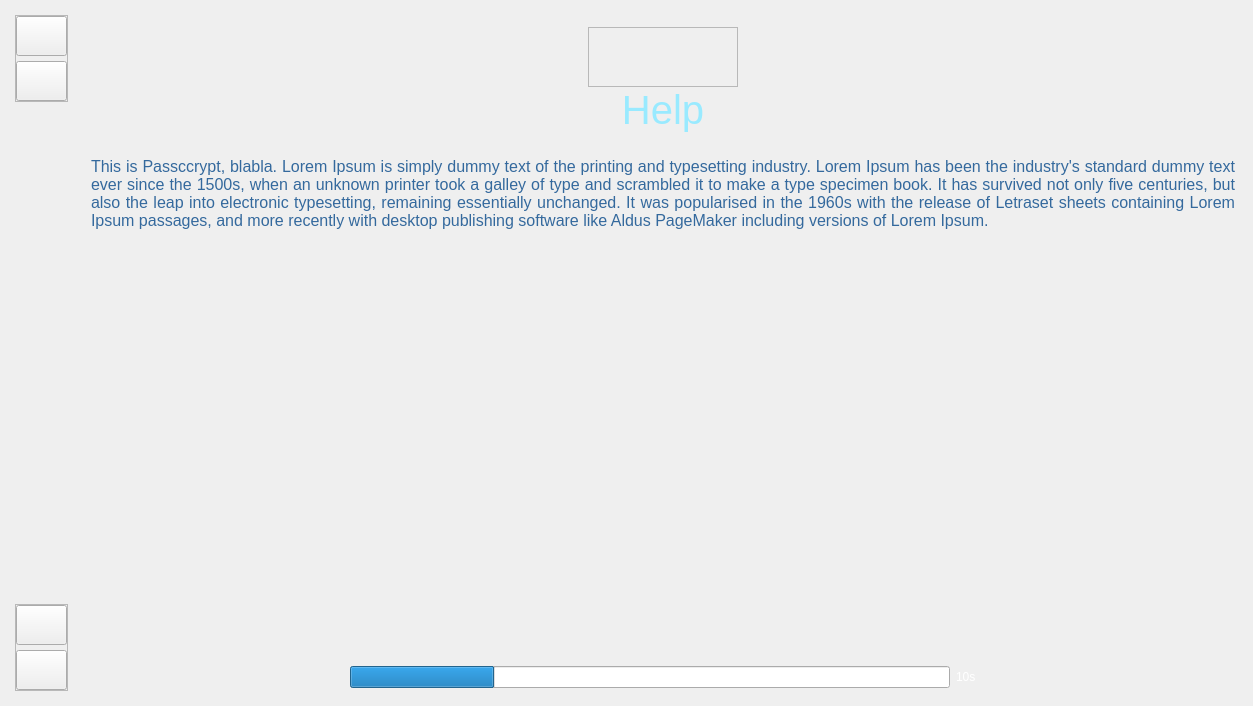
Old version of the form mainwindow.ui in the repository tiutcristian/Passcrypt.
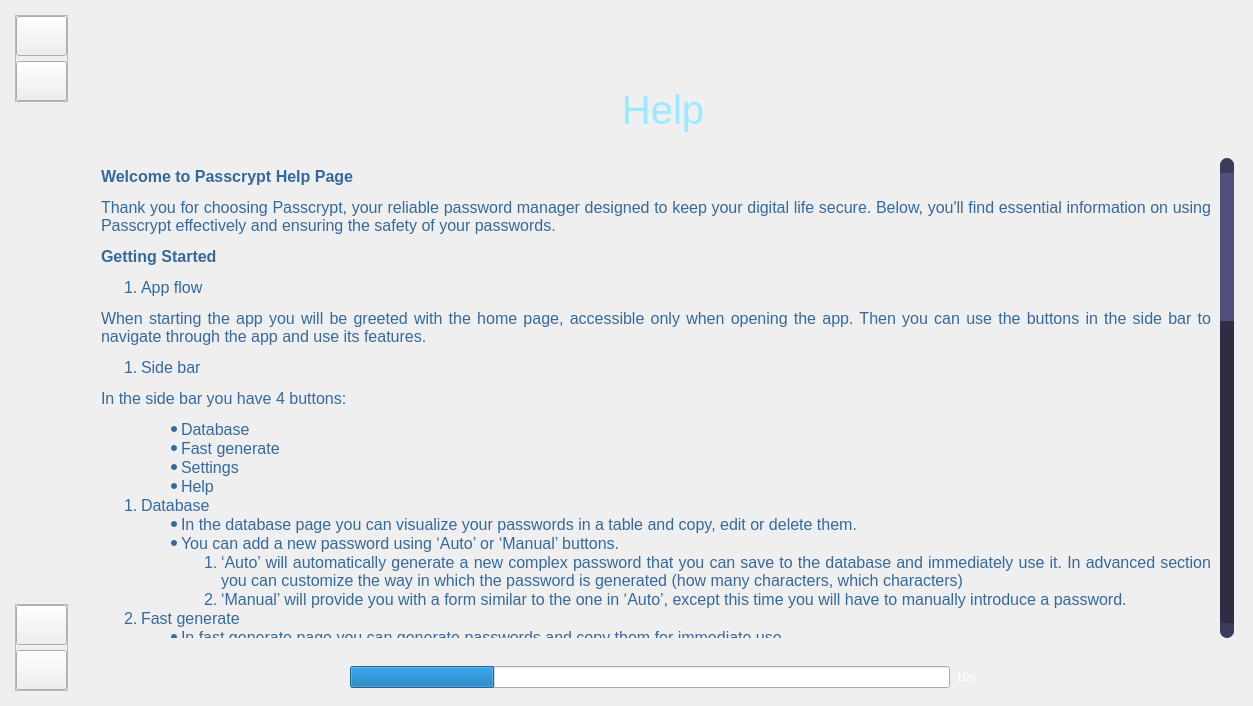
New version of the form. The open tabs and pages were chosen to show the change. Icons and pictures are not drawn.

Commit message: help page text added

Patch:
```diff
--- a/mainwindow.ui
+++ b/mainwindow.ui
@@ -2700,6 +2700,9 @@
           </layout>
          </widget>
          <widget class="QWidget" name="helpPage">
+          <property name="styleSheet">
+           <string notr="true">background: transparent;</string>
+          </property>
           <layout class="QVBoxLayout" name="verticalLayout_7">
            <item>
             <widget class="QWidget" name="databaseTopWidget_2" native="true">
@@ -2786,6 +2789,9 @@
                <verstretch>0</verstretch>
               </sizepolicy>
              </property>
+             <property name="styleSheet">
+              <string notr="true"/>
+             </property>
              <layout class="QVBoxLayout" name="verticalLayout_11">
               <property name="leftMargin">
                <number>0</number>
@@ -2794,13 +2800,108 @@
                <number>0</number>
               </property>
               <item>
+               <widget class="QScrollArea" name="scrollArea_2">
+                <property name="styleSheet">
+                 <string notr="true">/* VERTICAL SCROLLBAR */
+ QScrollBar:vertical {
+	border: none;
+    background: rgb(45, 45, 68);
+    width: 14px;
+    margin: 15px 0 15px 0;
+	border-radius: 0px;
+ }
+
+/*  HANDLE BAR VERTICAL */
+QScrollBar::handle:vertical {	
+	background-color: rgb(80, 80, 122);
+	min-height: 30px;
+	/*border-radius: 7px;*/
+}
+QScrollBar::handle:vertical:hover{	
+	background-color: rgb(94, 94, 122);
+}
+QScrollBar::handle:vertical:pressed {	
+	background-color: rgb(80, 80, 122);
+}
+
+/* BTN TOP - SCROLLBAR */
+QScrollBar::sub-line:vertical {
+	border: none;
+	background-color: rgb(59, 59, 90);
+	height: 15px;
+	border-top-left-radius: 7px;
+	border-top-right-radius: 7px;
+	subcontrol-position: top;
+	subcontrol-origin: margin;
+}
+QScrollBar::sub-line:vertical:hover {	
+	background-color: rgb(94, 94, 122);
+}
+QScrollBar::sub-line:vertical:pressed {	
+	background-color: rgb(80, 80, 122);
+}
+
+/* BTN BOTTOM - SCROLLBAR */
+QScrollBar::add-line:vertical {
+	border: none;
+	background-color: rgb(59, 59, 90);
+	height: 15px;
+	border-bottom-left-radius: 7px;
+	border-bottom-right-radius: 7px;
+	subcontrol-position: bottom;
+	subcontrol-origin: margin;
+}
+QScrollBar::add-line:vertical:hover {	
+	background-color: rgb(94, 94, 122);
+}
+QScrollBar::add-line:vertical:pressed {	
+	background-color: rgb(80, 80, 122);
+}
+
+/* RESET ARROW */
+QScrollBar::up-arrow:vertical, QScrollBar::down-arrow:vertical {
+	background: none;
+}
+QScrollBar::add-page:vertical, QScrollBar::sub-page:vertical {
+	background: none;
+}</string>
+                </property>
+                <property name="verticalScrollBarPolicy">
+                 <enum>Qt::ScrollBarAsNeeded</enum>
+                </property>
+                <property name="horizontalScrollBarPolicy">
+                 <enum>Qt::ScrollBarAlwaysOff</enum>
+                </property>
+                <property name="widgetResizable">
+                 <bool>true</bool>
+                </property>
+                <widget class="QWidget" name="scrollAreaWidgetContents_2">
+                 <property name="geometry">
+                  <rect>
+                   <x>0</x>
+                   <y>0</y>
+                   <width>1137</width>
+                   <height>1719</height>
+                  </rect>
+                 </property>
+                 <property name="styleSheet">
+                  <string notr="true"/>
+                 </property>
+                 <layout class="QVBoxLayout" name="verticalLayout_9">
+                  <item>
                <widget class="QLabel" name="homeDescriptionLabel_2">
                 <property name="sizePolicy">
-                 <sizepolicy hsizetype="Preferred" vsizetype="Preferred">
+                     <sizepolicy hsizetype="Minimum" vsizetype="Minimum">
                   <horstretch>0</horstretch>
                   <verstretch>0</verstretch>
                  </sizepolicy>
                 </property>
+                    <property name="maximumSize">
+                     <size>
+                      <width>16777215</width>
+                      <height>16777215</height>
+                     </size>
+                    </property>
                 <property name="font">
                  <font>
                   <family>Segoe UI</family>
@@ -2811,11 +2912,15 @@
                  <enum>Qt::LeftToRight</enum>
                 </property>
                 <property name="styleSheet">
-                 <string notr="true">background: transparent;
+                     <string notr="true">
 color: rgb(52, 105, 157);</string>
                 </property>
                 <property name="text">
-                 <string>This is Passccrypt, blabla. Lorem Ipsum is simply dummy text of the printing and typesetting industry. Lorem Ipsum has been the industry's standard dummy text ever since the 1500s, when an unknown printer took a galley of type and scrambled it to make a type specimen book. It has survived not only five centuries, but also the leap into electronic typesetting, remaining essentially unchanged. It was popularised in the 1960s with the release of Letraset sheets containing Lorem Ipsum passages, and more recently with desktop publishing software like Aldus PageMaker including versions of Lorem Ipsum.</string>
+                     <string>&lt;html&gt;&lt;head/&gt;&lt;body&gt;&lt;p&gt;&lt;span style=&quot; font-weight:700;&quot;&gt;Welcome to Passcrypt Help Page&lt;/span&gt;&lt;/p&gt;&lt;p&gt;Thank you for choosing Passcrypt, your reliable password manager designed to keep your digital life secure. Below, you'll find essential information on using Passcrypt effectively and ensuring the safety of your passwords. &lt;/p&gt;&lt;p&gt;&lt;span style=&quot; font-weight:700;&quot;&gt;Getting Started &lt;/span&gt;&lt;/p&gt;&lt;ol style=&quot;margin-top: 0px; margin-bottom: 0px; margin-left: 0px; margin-right: 0px; -qt-list-indent: 1;&quot;&gt;&lt;li style=&quot; margin-top:0px; margin-bottom:12px; margin-left:0px; margin-right:0px; -qt-block-indent:0; text-indent:0px;&quot;&gt;App flow &lt;/li&gt;&lt;/ol&gt;&lt;p&gt;When starting the app you will be greeted with the home page, accessible only when opening the app. Then you can use the buttons in the side bar to navigate through the app and use its features. &lt;/p&gt;&lt;ol start=&quot;2&quot; style=&quot;margin-top: 0px; margin-bottom: 0px; margin-left: 0px; margin-right: 0px; -qt-list-indent: 1;&quot;&gt;&lt;li style=&quot; margin-top:0px; margin-bottom:12px; margin-left:0px; margin-right:0px; -qt-block-indent:0; text-indent:0px;&quot;&gt;Side bar &lt;/li&gt;&lt;/ol&gt;&lt;p&gt;In the side bar you have 4 buttons: &lt;/p&gt;&lt;ul style=&quot;margin-top: 0px; margin-bottom: 0px; margin-left: 0px; margin-right: 0px; -qt-list-indent: 2;&quot;&gt;&lt;li style=&quot; margin-top:0px; margin-bottom:0px; margin-left:0px; margin-right:0px; -qt-block-indent:0; text-indent:0px;&quot;&gt; Database &lt;/li&gt;&lt;li style=&quot; margin-top:0px; margin-bottom:0px; margin-left:0px; margin-right:0px; -qt-block-indent:0; text-indent:0px;&quot;&gt; Fast generate &lt;/li&gt;&lt;li style=&quot; margin-top:0px; margin-bottom:0px; margin-left:0px; margin-right:0px; -qt-block-indent:0; text-indent:0px;&quot;&gt; Settings &lt;/li&gt;&lt;li style=&quot; margin-top:0px; margin-bottom:0px; margin-left:0px; margin-right:0px; -qt-block-indent:0; text-indent:0px;&quot;&gt; Help &lt;/li&gt;&lt;/ul&gt;&lt;ol start=&quot;2&quot; style=&quot;margin-top: 0px; margin-bottom: 0px; margin-left: 0px; margin-right: 0px; -qt-list-indent: 1;&quot;&gt;&lt;li style=&quot; margin-top:0px; margin-bottom:0px; margin-left:0px; margin-right:0px; -qt-block-indent:0; text-indent:0px;&quot;&gt;Database 
+&lt;ul style=&quot;margin-top: 0px; margin-bottom: 0px; margin-left: 0px; margin-right: 0px; -qt-list-indent: 2;&quot;&gt;&lt;li style=&quot; margin-top:0px; margin-bottom:0px; margin-left:0px; margin-right:0px; -qt-block-indent:0; text-indent:0px;&quot;&gt; In the database page you can visualize your passwords in a table and copy, edit or delete them. &lt;/li&gt;&lt;li style=&quot; margin-top:0px; margin-bottom:0px; margin-left:0px; margin-right:0px; -qt-block-indent:0; text-indent:0px;&quot;&gt; You can add a new password using ‘Auto’ or ‘Manual’ buttons. 
+&lt;ol style=&quot;margin-top: 0px; margin-bottom: 0px; margin-left: 0px; margin-right: 0px; -qt-list-indent: 3;&quot;&gt;&lt;li style=&quot; margin-top:0px; margin-bottom:0px; margin-left:0px; margin-right:0px; -qt-block-indent:0; text-indent:0px;&quot;&gt;‘Auto’ will automatically generate a new complex password that you can save to the database and immediately use it. In advanced section you can customize the way in which the password is generated (how many characters, which characters) &lt;/li&gt;&lt;li style=&quot; margin-top:0px; margin-bottom:0px; margin-left:0px; margin-right:0px; -qt-block-indent:0; text-indent:0px;&quot;&gt;‘Manual’ will provide you with a form similar to the one in ‘Auto’, except this time you will have to manually introduce a password. &lt;/li&gt;&lt;/ol&gt;&lt;/li&gt;&lt;/ul&gt;&lt;/li&gt;&lt;li style=&quot; margin-top:0px; margin-bottom:0px; margin-left:0px; margin-right:0px; -qt-block-indent:0; text-indent:0px;&quot;&gt;Fast generate 
+&lt;ul style=&quot;margin-top: 0px; margin-bottom: 0px; margin-left: 0px; margin-right: 0px; -qt-list-indent: 2;&quot;&gt;&lt;li style=&quot; margin-top:0px; margin-bottom:0px; margin-left:0px; margin-right:0px; -qt-block-indent:0; text-indent:0px;&quot;&gt; In fast generate page you can generate passwords and copy them for immediate use. &lt;/li&gt;&lt;li style=&quot; margin-top:0px; margin-bottom:0px; margin-left:0px; margin-right:0px; -qt-block-indent:0; text-indent:0px;&quot;&gt; These passwords will not be saved to the database. &lt;/li&gt;&lt;/ul&gt;&lt;/li&gt;&lt;li style=&quot; margin-top:0px; margin-bottom:0px; margin-left:0px; margin-right:0px; -qt-block-indent:0; text-indent:0px;&quot;&gt;Settings 
+&lt;ul style=&quot;margin-top: 0px; margin-bottom: 0px; margin-left: 0px; margin-right: 0px; -qt-list-indent: 2;&quot;&gt;&lt;li style=&quot; margin-top:0px; margin-bottom:0px; margin-left:0px; margin-right:0px; -qt-block-indent:0; text-indent:0px;&quot;&gt; In settings you can change your master password. You must enter your current master password and then enter your new password twice. After clicking ‘Change password’ the database will be encrypted with respect to your new master password and accessing the app will require you to remember your new master password. &lt;/li&gt;&lt;/ul&gt;&lt;/li&gt;&lt;/ol&gt;&lt;p&gt;&lt;br/&gt;&lt;/p&gt;&lt;p&gt;&lt;span style=&quot; font-weight:700;&quot;&gt;Security Features:&lt;/span&gt;&lt;/p&gt;&lt;ol style=&quot;margin-top: 0px; margin-bottom: 0px; margin-left: 0px; margin-right: 0px; -qt-list-indent: 1;&quot;&gt;&lt;li style=&quot; margin-top:0px; margin-bottom:0px; margin-left:0px; margin-right:0px; -qt-block-indent:0; text-indent:0px;&quot;&gt;&lt;span style=&quot; font-weight:700;&quot;&gt;Encryption:&lt;/span&gt;&lt;ul style=&quot;margin-top: 0px; margin-bottom: 0px; margin-left: 0px; margin-right: 0px; -qt-list-indent: 2;&quot;&gt;&lt;li style=&quot; margin-top:0px; margin-bottom:0px; margin-left:0px; margin-right:0px; -qt-block-indent:0; text-indent:0px;&quot;&gt; Passcrypt uses the libsodium API for robust encryption, ensuring your data remains secure. &lt;/li&gt;&lt;li style=&quot; margin-top:0px; margin-bottom:0px; margin-left:0px; margin-right:0px; -qt-block-indent:0; text-indent:0px;&quot;&gt; All stored passwords are encrypted using industry-standard algorithms. &lt;/li&gt;&lt;/ul&gt;&lt;/li&gt;&lt;li style=&quot; margin-top:0px; margin-bottom:0px; margin-left:0px; margin-right:0px; -qt-block-indent:0; text-indent:0px;&quot;&gt;&lt;span style=&quot; font-weight:700;&quot;&gt;Master Password:&lt;/span&gt;&lt;ul style=&quot;margin-top: 0px; margin-bottom: 0px; margin-left: 0px; margin-right: 0px; -qt-list-indent: 2;&quot;&gt;&lt;li style=&quot; margin-top:0px; margin-bottom:0px; margin-left:0px; margin-right:0px; -qt-block-indent:0; text-indent:0px;&quot;&gt; Never share your master password with anyone. &lt;/li&gt;&lt;li style=&quot; margin-top:0px; margin-bottom:0px; margin-left:0px; margin-right:0px; -qt-block-indent:0; text-indent:0px;&quot;&gt; Choose a strong, unique master password for an added layer of security. &lt;/li&gt;&lt;/ul&gt;&lt;/li&gt;&lt;li style=&quot; margin-top:0px; margin-bottom:0px; margin-left:0px; margin-right:0px; -qt-block-indent:0; text-indent:0px;&quot;&gt;&lt;span style=&quot; font-weight:700;&quot;&gt;Changing your master password:&lt;/span&gt;&lt;ul style=&quot;margin-top: 0px; margin-bottom: 0px; margin-left: 0px; margin-right: 0px; -qt-list-indent: 2;&quot;&gt;&lt;li style=&quot; margin-top:0px; margin-bottom:0px; margin-left:0px; margin-right:0px; -qt-block-indent:0; text-indent:0px;&quot;&gt; If you believe that your master password is not secure anymore, consider changing it in settings. &lt;/li&gt;&lt;li style=&quot; margin-top:0px; margin-bottom:0px; margin-left:0px; margin-right:0px; -qt-block-indent:0; text-indent:0px;&quot;&gt; Passcrypt does not  impose any rules or restrictions for your master password for flexibility. However, take into account that increased master password complexity means your passwords are safer, therefore use a complex but easy to remember master password. &lt;/li&gt;&lt;/ul&gt;&lt;/li&gt;&lt;/ol&gt;&lt;p&gt;&lt;br/&gt;&lt;/p&gt;&lt;p&gt;&lt;span style=&quot; font-weight:700;&quot;&gt;Backup and Restore:&lt;/span&gt;&lt;/p&gt;&lt;ol style=&quot;margin-top: 0px; margin-bottom: 0px; margin-left: 0px; margin-right: 0px; -qt-list-indent: 1;&quot;&gt;&lt;li style=&quot; margin-top:0px; margin-bottom:0px; margin-left:0px; margin-right:0px; -qt-block-indent:0; text-indent:0px;&quot;&gt;&lt;span style=&quot; font-weight:700;&quot;&gt;Backup:&lt;/span&gt;&lt;ul style=&quot;margin-top: 0px; margin-bottom: 0px; margin-left: 0px; margin-right: 0px; -qt-list-indent: 2;&quot;&gt;&lt;li style=&quot; margin-top:0px; margin-bottom:0px; margin-left:0px; margin-right:0px; -qt-block-indent:0; text-indent:0px;&quot;&gt; Regularly back up your encrypted password file to prevent data loss. &lt;/li&gt;&lt;li style=&quot; margin-top:0px; margin-bottom:0px; margin-left:0px; margin-right:0px; -qt-block-indent:0; text-indent:0px;&quot;&gt; Use external storage or cloud services for added accessibility. &lt;/li&gt;&lt;/ul&gt;&lt;/li&gt;&lt;li style=&quot; margin-top:0px; margin-bottom:0px; margin-left:0px; margin-right:0px; -qt-block-indent:0; text-indent:0px;&quot;&gt;&lt;span style=&quot; font-weight:700;&quot;&gt;Restore:&lt;/span&gt;&lt;ul style=&quot;margin-top: 0px; margin-bottom: 0px; margin-left: 0px; margin-right: 0px; -qt-list-indent: 2;&quot;&gt;&lt;li style=&quot; margin-top:0px; margin-bottom:0px; margin-left:0px; margin-right:0px; -qt-block-indent:0; text-indent:0px;&quot;&gt; In case of device loss or failure, reinstall Passcrypt and restore your password vault using the backed-up file. &lt;/li&gt;&lt;/ul&gt;&lt;/li&gt;&lt;/ol&gt;&lt;p&gt;&lt;br/&gt;&lt;/p&gt;&lt;p&gt;&lt;span style=&quot; font-weight:700;&quot;&gt;Troubleshooting:&lt;/span&gt;&lt;/p&gt;&lt;p&gt;Passcrypt does not have access to your master password. If forgotten, the data cannot be recovered. Consider using password hints or reminders to avoid forgetting your master password. &lt;/p&gt;&lt;/body&gt;&lt;/html&gt;</string>
                 </property>
                 <property name="textFormat">
                  <enum>Qt::AutoText</enum>
@@ -2829,6 +2934,10 @@
                 <property name="margin">
                  <number>9</number>
                 </property>
+                   </widget>
+                  </item>
+                 </layout>
+                </widget>
                </widget>
               </item>
              </layout>
```
Left out of the diff: 15 changed lines with no effect on the pictures. Lines whose indentation alone changed are shown as unchanged. The commit also changes 2 other files.
